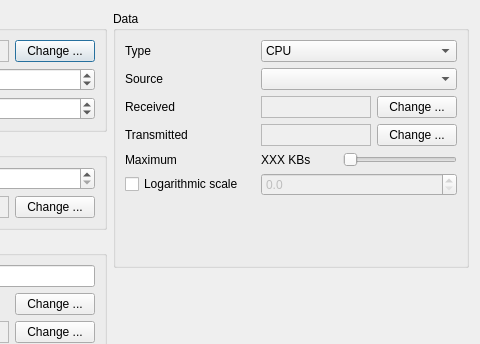
Above: plugin-sysstat/razorsysstatconfiguration.ui from lxqt/lxqt-panel before the change; both pictures show x 260 to 740 and y 0 to 344 of the 740 by 435 pixel window. Below: the same form after it.
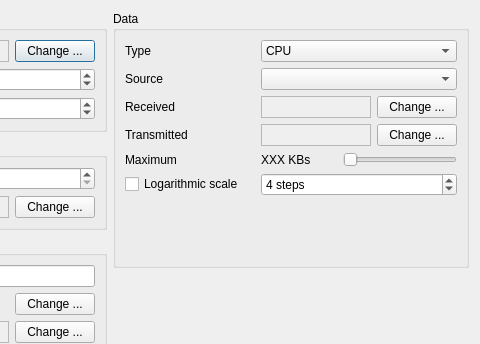
That is the form after the change. The open tabs and pages were chosen to show the change.

Commit message: More natural logarithmic scale

```diff
--- a/plugin-sysstat/razorsysstatconfiguration.ui
+++ b/plugin-sysstat/razorsysstatconfiguration.ui
@@ -972,21 +972,18 @@
                  </layout>
                 </item>
                 <item row="3" column="1">
-                 <widget class="QDoubleSpinBox" name="logScaleSB">
-                  <property name="enabled">
-                   <bool>false</bool>
-                  </property>
-                  <property name="decimals">
-                   <number>1</number>
+                 <widget class="QSpinBox" name="logScaleSB">
+                  <property name="suffix">
+                   <string> steps</string>
                   </property>
                   <property name="minimum">
-                   <double>0.000000000000000</double>
+                   <number>1</number>
                   </property>
                   <property name="maximum">
-                   <double>3.000000000000000</double>
+                   <number>64</number>
                   </property>
-                  <property name="singleStep">
-                   <double>0.100000000000000</double>
+                  <property name="value">
+                   <number>4</number>
                   </property>
                  </widget>
                 </item>
```
Left out of the diff: 32 changed lines with no effect on the pictures. The commit also changes 3 other files.
